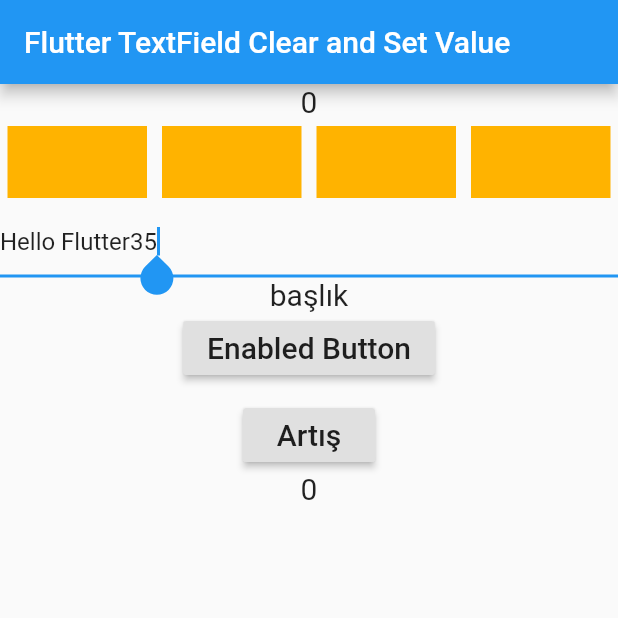
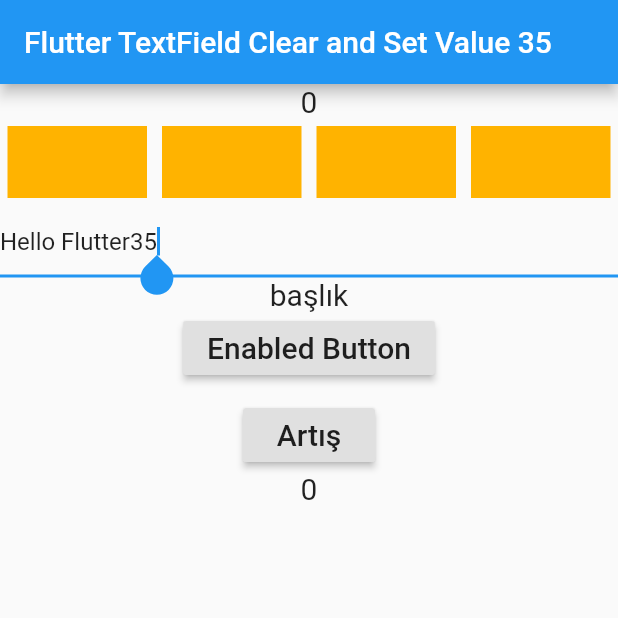
Before and after one commit to talip5/textfield, a Flutter app: the screen it shows after launch, on a phone screen of 412 x 824 dp, the top half of it. Run offline on Flutter 3.47's test engine with Material 2 defaults, Android fonts, the phone set to English and light mode, and no system bars.

Commit message:
first commit

```diff
--- a/lib/main.dart
+++ b/lib/main.dart
@@ -8,7 +8,7 @@
       theme: new ThemeData(
         primarySwatch: Colors.blue,
       ),
-      home: new MyHomePage(title: 'Flutter TextField Clear and Set Value'),
+      home: new MyHomePage(title: 'Flutter TextField Clear and Set Value 35'),
     );
   }
 }
```
